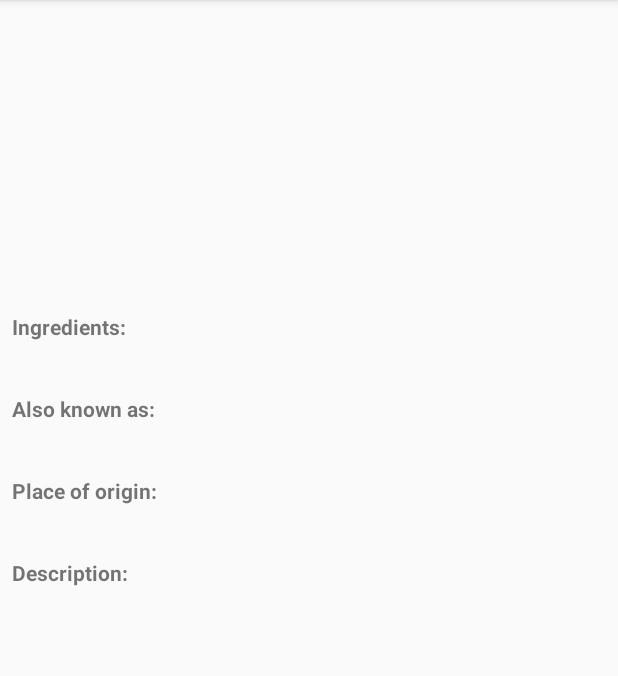
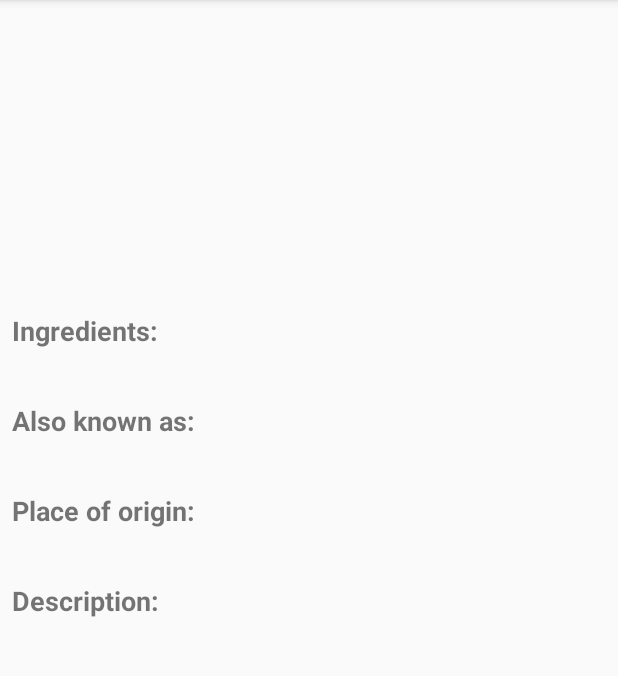
Before and after one commit to mtondolo/Sandwich-Club, an Android app: the DetailActivity screen opened directly, with no data from a screen before it, on a phone screen of 412 x 824 dp, the part 84-760 px from its top. Run offline under Robolectric (Android 15) with nearby library versions, the phone set to English and light mode, and no system bars; our stand-ins replace Picasso; 1 statement that could not run was skipped.

Commit message:
Add polish to activity_detail

```diff
--- a/app/src/main/res/layout/activity_detail.xml
+++ b/app/src/main/res/layout/activity_detail.xml
@@ -28,6 +28,7 @@
                 android:layout_marginLeft="8dp"
                 android:layout_marginTop="8dp"
                 android:text="@string/detail_ingredients_label"
+                android:textSize="18sp"
                 android:textStyle="bold" />
 
             <TextView
@@ -41,6 +42,7 @@
                 android:layout_height="wrap_content"
                 android:layout_marginLeft="8dp"
                 android:text="@string/detail_also_known_as_label"
+                android:textSize="18sp"
                 android:textStyle="bold" />
 
             <TextView
@@ -54,6 +56,7 @@
                 android:layout_height="wrap_content"
                 android:layout_marginLeft="8dp"
                 android:text="@string/detail_place_of_origin_label"
+                android:textSize="18sp"
                 android:textStyle="bold" />
 
             <TextView
@@ -67,6 +70,7 @@
                 android:layout_height="wrap_content"
                 android:layout_marginLeft="8dp"
                 android:text="@string/detail_description_label"
+                android:textSize="18sp"
                 android:textStyle="bold" />
 
             <TextView
```
